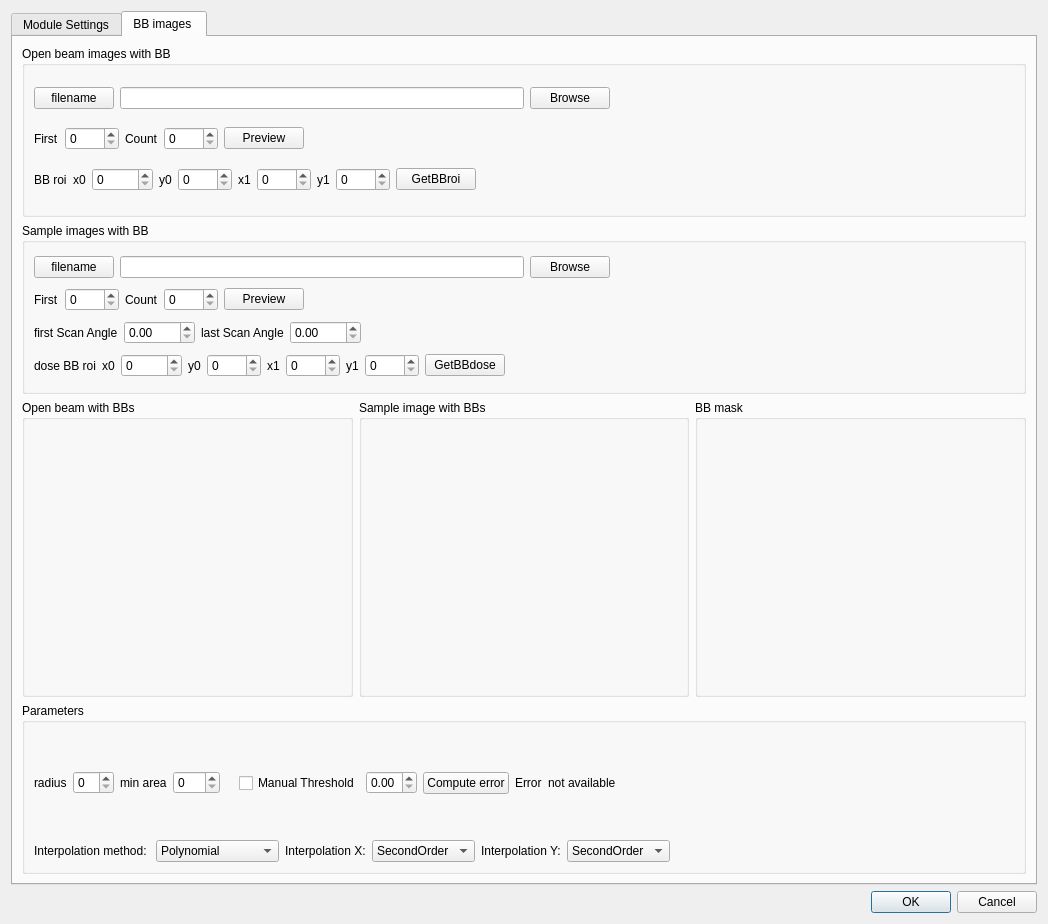
The window that frameworks/tomography/Preprocessing/StdPreprocModulesGUI/src/bblognormdlg.ui (neutronimaging/imagingsuite) describes before a commit, drawn with Qt 5.
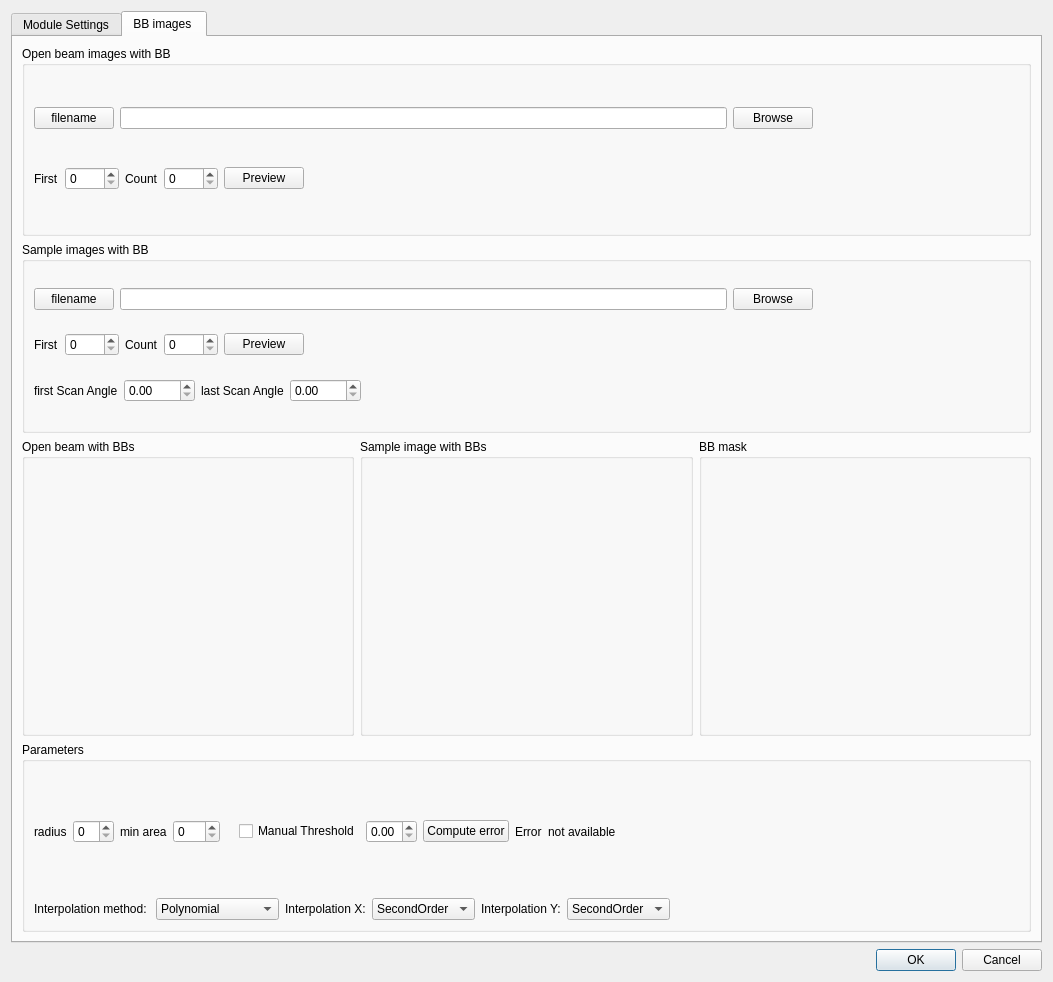
The same window after the commit. The open tabs and pages were chosen to show the change. Custom widgets are drawn as their Qt base class.

Commit message: updated dlg with roiwidget for both KipTool and MuhRec

```diff
--- a/frameworks/tomography/Preprocessing/StdPreprocModulesGUI/src/bblognormdlg.ui
+++ b/frameworks/tomography/Preprocessing/StdPreprocModulesGUI/src/bblognormdlg.ui
@@ -6,8 +6,8 @@
    <rect>
     <x>0</x>
     <y>0</y>
-    <width>1048</width>
-    <height>924</height>
+    <width>1053</width>
+    <height>982</height>
    </rect>
   </property>
   <property name="sizePolicy">
@@ -363,11 +363,21 @@
       <layout class="QVBoxLayout" name="verticalLayout_3">
        <item>
         <widget class="QGroupBox" name="groupBox">
+         <property name="sizePolicy">
+          <sizepolicy hsizetype="Minimum" vsizetype="Minimum">
+           <horstretch>0</horstretch>
+           <verstretch>0</verstretch>
+          </sizepolicy>
+         </property>
          <property name="title">
           <string>Open beam images with BB</string>
          </property>
          <layout class="QVBoxLayout" name="verticalLayout_5">
           <item>
+           <layout class="QHBoxLayout" name="horizontalLayout_8">
+            <item>
+             <layout class="QVBoxLayout" name="verticalLayout_6">
+              <item>
            <layout class="QHBoxLayout" name="horizontalLayout_17">
             <item>
              <widget class="QPushButton" name="pushButton_filenameOBBB">
@@ -395,19 +405,6 @@
               </property>
              </widget>
             </item>
-            <item>
-             <spacer name="horizontalSpacer_8">
-              <property name="orientation">
-               <enum>Qt::Horizontal</enum>
-              </property>
-              <property name="sizeHint" stdset="0">
-               <size>
-                <width>40</width>
-                <height>20</height>
-               </size>
-              </property>
-             </spacer>
-            </item>
            </layout>
           </item>
           <item>
@@ -489,93 +486,17 @@
             </item>
            </layout>
           </item>
-          <item>
-           <layout class="QHBoxLayout" name="horizontalLayout_18">
-            <item>
-             <widget class="QLabel" name="label_3">
-              <property name="text">
-               <string>BB roi</string>
-              </property>
-             </widget>
+             </layout>
             </item>
             <item>
-             <widget class="QLabel" name="label_4">
-              <property name="text">
-               <string>x0</string>
-              </property>
-             </widget>
-            </item>
-            <item>
-             <widget class="QSpinBox" name="spinx0BBroi">
-              <property name="maximum">
-               <number>99999</number>
-              </property>
-             </widget>
-            </item>
-            <item>
-             <widget class="QLabel" name="label_5">
-              <property name="text">
-               <string>y0</string>
-              </property>
-             </widget>
-            </item>
-            <item>
-             <widget class="QSpinBox" name="spiny0BBroi">
-              <property name="maximum">
-               <number>9999</number>
-              </property>
-             </widget>
-            </item>
-            <item>
-             <widget class="QLabel" name="label_6">
-              <property name="text">
-               <string>x1</string>
-              </property>
-             </widget>
-            </item>
-            <item>
-             <widget class="QSpinBox" name="spinx1BBroi">
-              <property name="maximum">
-               <number>9999</number>
-              </property>
-             </widget>
-            </item>
-            <item>
-             <widget class="QLabel" name="label_7">
-              <property name="text">
-               <string>y1</string>
-              </property>
-             </widget>
-            </item>
-            <item>
-             <widget class="QSpinBox" name="spiny1BBroi">
-              <property name="maximum">
-               <number>9999</number>
-              </property>
-             </widget>
-            </item>
-            <item>
-             <widget class="QPushButton" name="button_BBroi">
-              <property name="toolTip">
-               <string>&lt;html&gt;&lt;head/&gt;&lt;body&gt;&lt;p&gt;Select a ROI in the open beam image with BB including all BBs. &lt;/p&gt;&lt;/body&gt;&lt;/html&gt;</string>
-              </property>
-              <property name="text">
-               <string>GetBBroi</string>
-              </property>
-             </widget>
-            </item>
-            <item>
-             <spacer name="horizontalSpacer_13">
-              <property name="orientation">
-               <enum>Qt::Horizontal</enum>
-              </property>
-              <property name="sizeHint" stdset="0">
+             <widget class="QtAddons::uxROIWidget" name="roiwidget_BB" native="true">
+              <property name="minimumSize">
                <size>
-                <width>40</width>
-                <height>20</height>
+                <width>200</width>
+                <height>130</height>
                </size>
               </property>
-             </spacer>
+             </widget>
             </item>
            </layout>
           </item>
@@ -589,6 +510,10 @@
          </property>
          <layout class="QVBoxLayout" name="verticalLayout_4">
           <item>
+           <layout class="QHBoxLayout" name="horizontalLayout_22">
+            <item>
+             <layout class="QVBoxLayout" name="verticalLayout_7">
+              <item>
            <layout class="QHBoxLayout" name="horizontalLayout_16">
             <item>
              <widget class="QPushButton" name="pushButton_filenameBB">
@@ -616,19 +541,6 @@
               </property>
              </widget>
             </item>
-            <item>
-             <spacer name="horizontalSpacer_14">
-              <property name="orientation">
-               <enum>Qt::Horizontal</enum>
-              </property>
-              <property name="sizeHint" stdset="0">
-               <size>
-                <width>40</width>
-                <height>20</height>
-               </size>
-              </property>
-             </spacer>
-            </item>
            </layout>
           </item>
           <item>
@@ -767,97 +679,17 @@
             </item>
            </layout>
           </item>
-          <item>
-           <layout class="QHBoxLayout" name="horizontalLayout_8">
-            <item>
-             <layout class="QHBoxLayout" name="horizontalLayout_4">
-              <item>
-               <widget class="QLabel" name="label_11">
-                <property name="text">
-                 <string>dose BB roi</string>
-                </property>
-               </widget>
-              </item>
-              <item>
-               <widget class="QLabel" name="label_12">
-                <property name="text">
-                 <string>x0</string>
-                </property>
-               </widget>
-              </item>
-              <item>
-               <widget class="QSpinBox" name="spinx0BBdose">
-                <property name="maximum">
-                 <number>99999</number>
-                </property>
-               </widget>
-              </item>
-              <item>
-               <widget class="QLabel" name="label_13">
-                <property name="text">
-                 <string>y0</string>
-                </property>
-               </widget>
-              </item>
-              <item>
-               <widget class="QSpinBox" name="spiny0BBdose">
-                <property name="maximum">
-                 <number>9999</number>
-                </property>
-               </widget>
-              </item>
-              <item>
-               <widget class="QLabel" name="label_14">
-                <property name="text">
-                 <string>x1</string>
-                </property>
-               </widget>
-              </item>
-              <item>
-               <widget class="QSpinBox" name="spinx1BBdose">
-                <property name="maximum">
-                 <number>9999</number>
-                </property>
-               </widget>
-              </item>
-              <item>
-               <widget class="QLabel" name="label_15">
-                <property name="text">
-                 <string>y1</string>
-                </property>
-               </widget>
-              </item>
-              <item>
-               <widget class="QSpinBox" name="spiny1BBdose">
-                <property name="maximum">
-                 <number>9999</number>
-                </property>
-               </widget>
-              </item>
              </layout>
             </item>
             <item>
-             <widget class="QPushButton" name="button_BBdose">
-              <property name="toolTip">
-               <string>&lt;html&gt;&lt;head/&gt;&lt;body&gt;&lt;p&gt;Click to select an open beam area in the sample images with BB&lt;/p&gt;&lt;/body&gt;&lt;/html&gt;</string>
-              </property>
-              <property name="text">
-               <string>GetBBdose</string>
-              </property>
-             </widget>
-            </item>
-            <item>
-             <spacer name="horizontalSpacer_6">
-              <property name="orientation">
-               <enum>Qt::Horizontal</enum>
-              </property>
-              <property name="sizeHint" stdset="0">
+             <widget class="QtAddons::uxROIWidget" name="roiwidget_dose" native="true">
+              <property name="minimumSize">
                <size>
-                <width>40</width>
-                <height>20</height>
+                <width>200</width>
+                <height>150</height>
                </size>
               </property>
-             </spacer>
+             </widget>
             </item>
            </layout>
           </item>
@@ -1182,6 +1014,12 @@
    <header location="global">imageviewerwidget.h</header>
    <container>1</container>
   </customwidget>
+  <customwidget>
+   <class>QtAddons::uxROIWidget</class>
+   <extends>QWidget</extends>
+   <header location="global">uxroiwidget.h</header>
+   <container>1</container>
+  </customwidget>
  </customwidgets>
  <resources/>
  <connections>
```
Left out of the diff: 2 changed lines with no effect on the pictures. Lines whose indentation alone changed are shown as unchanged. The commit also changes 4 other files.
